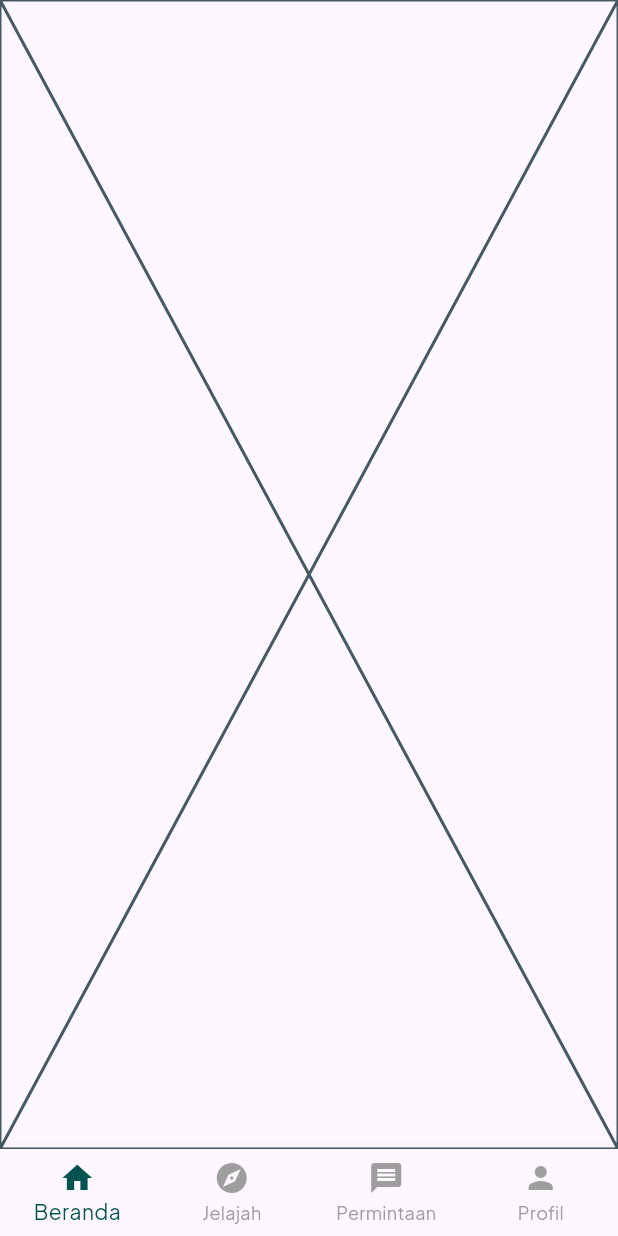
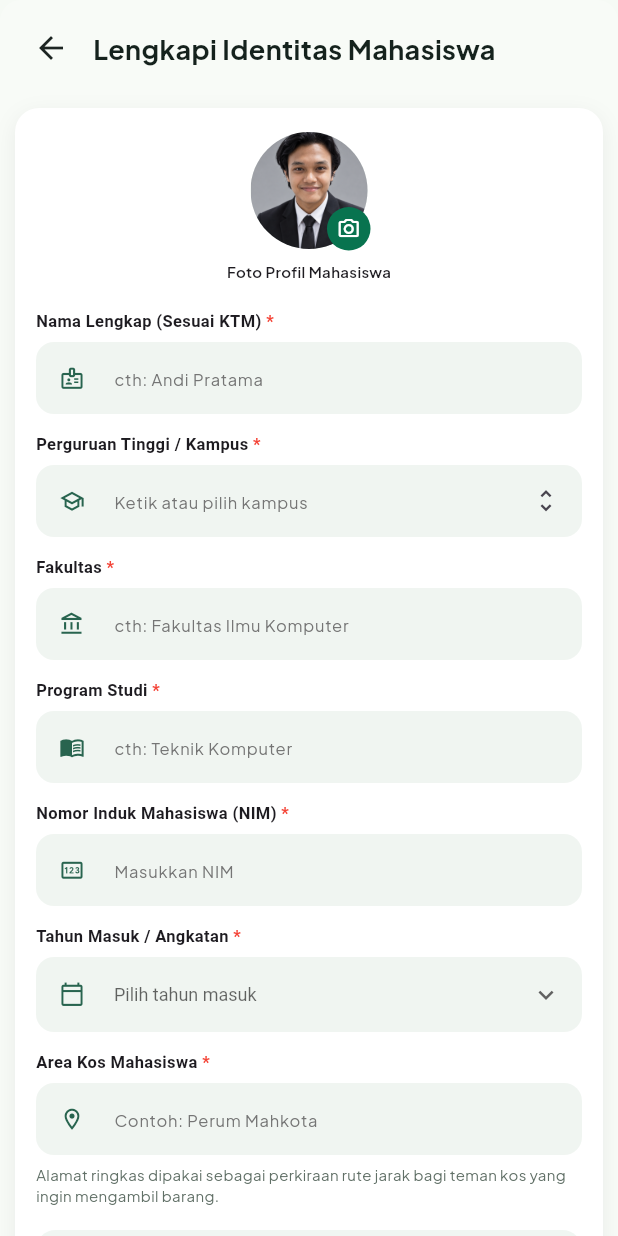
Before and after one commit to Yagirado/SAPA, a Flutter app: the screen it shows after launch, scrolled down 78 dp, after a tap on "Masuk ke SAPA", on a phone screen of 412 x 824 dp. Run offline on Flutter 3.47's test engine with Material 3 defaults, Android fonts, the phone set to English and light mode, and no system bars.

Commit message:
feat(login): add ui identity and forgot password

```diff
--- /dev/null
+++ b/lib/login/identity.dart
@@ -0,0 +1,433 @@
+import 'package:flutter/material.dart';
+import 'package:sapa/home/home.dart';
+import 'package:sapa/theme/app_colors.dart';
+
+class Identity extends StatefulWidget {
+  const Identity({super.key});
+
+  @override
+  State<Identity> createState() => _IdentityState();
+}
+
+class _IdentityState extends State<Identity> {
+  final _formKey = GlobalKey<FormState>();
+  final _namaController = TextEditingController();
+  final _fakultasController = TextEditingController();
+  final _programStudiController = TextEditingController();
+  final _nimController = TextEditingController();
+  final _areaKosController = TextEditingController();
+  String? _tahunMasuk;
+
+  static const _kampus = [
+    'Universitas Indonesia (UI) - Depok',
+    'Universitas Singaperbangsa Karawang (UNSIKA)',
+    'Institut Teknologi Bandung (ITB)',
+    'Universitas Gadjah Mada (UGM)',
+    'Universitas Padjadjaran (UNPAD)',
+    'Universitas Brawijaya (UB)',
+  ];
+
+  static const _tahunMasukOptions = [
+    '2018',
+    '2019',
+    '2020',
+    '2021',
+    '2022',
+    '2023',
+    '2024',
+    '2025',
+    '2026',
+  ];
+
+  @override
+  void dispose() {
+    _namaController.dispose();
+    _fakultasController.dispose();
+    _programStudiController.dispose();
+    _nimController.dispose();
+    _areaKosController.dispose();
+    super.dispose();
+  }
+
+  @override
+  Widget build(BuildContext context) {
+    return Scaffold(
+      backgroundColor: AppColors.latar,
+      body: SafeArea(
+        child: Container(
+          width: double.infinity,
+          decoration: const BoxDecoration(
+            color: Color(0xFFF8FBF7),
+            borderRadius: BorderRadius.vertical(top: Radius.circular(14)),
+          ),
+          child: SingleChildScrollView(
+            padding: const EdgeInsets.fromLTRB(10, 8, 10, 24),
+            child: Form(
+              key: _formKey,
+              child: Column(
+                crossAxisAlignment: CrossAxisAlignment.start,
+                children: [
+                  Row(
+                    children: [
+                      IconButton(
+                        icon: const Icon(Icons.arrow_back, size: 24),
+                        color: const Color(0xFF1D2522),
+                        tooltip: 'Kembali',
+                        onPressed: () => Navigator.of(context).maybePop(),
+                      ),
+                      const SizedBox(width: 4),
+                      const Expanded(
+                        child: Text(
+                          'Lengkapi Identitas Mahasiswa ',
+                          style: TextStyle(
+                            fontSize: 18,
+                            height: 1.25,
+                            fontWeight: FontWeight.w700,
+                            color: Color(0xFF15221D),
+                          ),
+                        ),
+                      ),
+                    ],
+                  ),
+                  const SizedBox(height: 16),
+                  Container(
+                    width: double.infinity,
+                    padding: const EdgeInsets.fromLTRB(14, 16, 14, 20),
+                    decoration: BoxDecoration(
+                      color: Colors.white,
+                      borderRadius: BorderRadius.circular(16),
+                      boxShadow: const [
+                        BoxShadow(
+                          color: Color(0x10000000),
+                          blurRadius: 12,
+                          offset: Offset(0, 4),
+                        ),
+                      ],
+                    ),
+                    child: Column(
+                      crossAxisAlignment: CrossAxisAlignment.start,
+                      children: [
+                        Center(
+                          child: Column(
+                            children: [
+                              Stack(
+                                clipBehavior: Clip.none,
+                                children: [
+                                  CircleAvatar(
+                                    radius: 39,
+                                    backgroundColor: const Color(0xFFEAF1EC),
+                                    backgroundImage:
+                                        const AssetImage('assets/images/fahri.png'),
+                                  ),
+                                  Positioned(
+                                    right: -2,
+                                    bottom: -1,
+                                    child: Container(
+                                      width: 29,
+                                      height: 29,
+                                      decoration: const BoxDecoration(
+                                        color: Color(0xFF08734F),
+                                        shape: BoxShape.circle,
+                                      ),
+                                      child: const Icon(
+                                        Icons.camera_alt_outlined,
+                                        color: Colors.white,
+                                        size: 16,
+                                      ),
+                                    ),
+                                  ),
+                                ],
+                              ),
+                              const SizedBox(height: 8),
+                              const Text(
+                                'Foto Profil Mahasiswa',
+                                style: TextStyle(
+                                  fontSize: 10,
+                                  fontWeight: FontWeight.w600,
+                                ),
+                              ),
+                            ],
+                          ),
+                        ),
+                        const SizedBox(height: 18),
+                        _label('Nama Lengkap (Sesuai KTM)'),
+                        const SizedBox(height: 6),
+                        _textField(
+                          controller: _namaController,
+                          hint: 'cth: Andi Pratama',
+                          icon: Icons.badge_outlined,
+                          validator: (value) => _required(value, 'Nama lengkap'),
+                        ),
+                        const SizedBox(height: 12),
+                        _label('Perguruan Tinggi / Kampus'),
+                        const SizedBox(height: 6),
+                        _campusField(),
+                        const SizedBox(height: 12),
+                        _label('Fakultas'),
+                        const SizedBox(height: 6),
+                        _textField(
+                          controller: _fakultasController,
+                          hint: 'cth: Fakultas Ilmu Komputer',
+                          icon: Icons.account_balance_outlined,
+                          validator: (value) => _required(value, 'Fakultas'),
+                        ),
+                        const SizedBox(height: 12),
+                        _label('Program Studi'),
+                        const SizedBox(height: 6),
+                        _textField(
+                          controller: _programStudiController,
+                          hint: 'cth: Teknik Komputer',
+                          icon: Icons.menu_book_outlined,
+                          validator: (value) => _required(value, 'Program studi'),
+                        ),
+                        const SizedBox(height: 12),
+                        _label('Nomor Induk Mahasiswa (NIM)'),
+                        const SizedBox(height: 6),
+                        _textField(
+                          controller: _nimController,
+                          hint: 'Masukkan NIM',
+                          icon: Icons.pin_outlined,
+                          keyboardType: TextInputType.number,
+                          validator: (value) => _required(value, 'NIM'),
+                        ),
+                        const SizedBox(height: 12),
+                        _label('Tahun Masuk / Angkatan'),
+                        const SizedBox(height: 6),
+                        _dropdownField(
+                          value: _tahunMasuk,
+                          options: _tahunMasukOptions,
+                          hint: 'Pilih tahun masuk',
+                          icon: Icons.calendar_today_outlined,
+                          validator: (value) => _required(value, 'Tahun masuk'),
+                          onChanged: (value) => setState(() => _tahunMasuk = value),
+                        ),
+                        const SizedBox(height: 12),
+                        _label('Area Kos Mahasiswa'),
+                        const SizedBox(height: 6),
+                        _textField(
+                          controller: _areaKosController,
+                          hint: 'Contoh: Perum Mahkota',
+                          icon: Icons.location_on_outlined,
+                          validator: (value) => _required(value, 'Area kos'),
+                        ),
+                        const SizedBox(height: 6),
+                        const Text(
+                          'Alamat ringkas dipakai sebagai perkiraan rute jarak bagi teman kos yang ingin mengambil barang.',
+                          style: TextStyle(
+                            fontSize: 10,
+                            height: 1.4,
+                            color: Color(0xFF617067),
+                          ),
+                        ),
+                        const SizedBox(height: 16),
+                        Container(
+                          width: double.infinity,
+                          padding: const EdgeInsets.all(12),
+                          decoration: BoxDecoration(
+                            color: const Color(0xFFF0F6F2),
+                            borderRadius: BorderRadius.circular(13),
+                          ),
+                          child: const Row(
+                            crossAxisAlignment: CrossAxisAlignment.start,
+                            children: [
+                              Icon(
+                                Icons.verified_user_outlined,
+                                color: Color(0xFF08734F),
+                                size: 19,
+                              ),
+                              SizedBox(width: 9),
+                              Expanded(
+                                child: Column(
+                                  crossAxisAlignment: CrossAxisAlignment.start,
+                                  children: [
+                                    Text(
+                                      '100% Data Mahasiswa Terlindungi',
+                                      style: TextStyle(
+                                        fontSize: 10,
+                                        fontWeight: FontWeight.w700,
+                                      ),
+                                    ),
+                                    SizedBox(height: 4),
+                                    Text(
+                                      'Alamat detail kosmu tidak akan pernah dibagikan ke publik sebelum kamu menyetujui jadwal serah terima barang secara mutual.',
+                                      style: TextStyle(
+                                        fontSize: 10,
+                                        height: 1.4,
+                                        color: Color(0xFF617067),
+                                      ),
+                                    ),
+                                  ],
+                                ),
+                              ),
+                            ],
+                          ),
+                        ),
+                        const SizedBox(height: 18),
+                        SizedBox(
+                          width: double.infinity,
+                          height: 46,
+                          child: ElevatedButton(
+                            style: ElevatedButton.styleFrom(
+                              backgroundColor: AppColors.hijau,
+                              foregroundColor: Colors.white,
+                              shape: const StadiumBorder(),
+                            ),
+                            onPressed: _submit,
+                            child: const Row(
+                              mainAxisAlignment: MainAxisAlignment.center,
+                              children: [
+                                Text(
+                                  'Simpan & Lanjutkan ke SAPA',
+                                  style: TextStyle(fontWeight: FontWeight.w700),
+                                ),
+                                SizedBox(width: 8),
+                                Icon(Icons.arrow_forward, size: 18),
+                              ],
+                            ),
+                          ),
+                        ),
+                      ],
+                    ),
+                  ),
+                ],
+              ),
+            ),
+          ),
+        ),
+      ),
+    );
+  }
+
+  Widget _campusField() {
+    return Autocomplete<String>(
+      optionsBuilder: (textEditingValue) {
+        final query = textEditingValue.text.trim().toLowerCase();
+        if (query.isEmpty) return _kampus;
+        return _kampus.where((campus) => campus.toLowerCase().contains(query));
+      },
+      fieldViewBuilder: (context, controller, focusNode, onFieldSubmitted) {
+        return TextFormField(
+          controller: controller,
+          focusNode: focusNode,
+          textInputAction: TextInputAction.next,
+          onFieldSubmitted: (_) => onFieldSubmitted(),
+          validator: (value) => _required(value, 'Perguruan tinggi / kampus'),
+          style: const TextStyle(fontSize: 12),
+          decoration: _inputDecoration(
+            hint: 'Ketik atau pilih kampus',
+            icon: Icons.school_outlined,
+            suffix: const Icon(Icons.unfold_more, size: 19),
+          ),
+        );
+      },
+    );
+  }
+
+  Widget _textField({
+    required TextEditingController controller,
+    required String hint,
+    required IconData icon,
+    required String? Function(String?) validator,
+    TextInputType? keyboardType,
+  }) {
+    return TextFormField(
+      controller: controller,
+      keyboardType: keyboardType,
+      textInputAction: TextInputAction.next,
+      validator: validator,
+      style: const TextStyle(fontSize: 12),
+      decoration: _inputDecoration(hint: hint, icon: icon),
+    );
+  }
+
+  Widget _dropdownField({
+    required String? value,
+    required List<String> options,
+    required String hint,
+    required IconData icon,
+    required String? Function(String?) validator,
+    required ValueChanged<String?> onChanged,
+  }) {
+    return DropdownButtonFormField<String>(
+      initialValue: value,
+      isExpanded: true,
+      icon: const Icon(Icons.keyboard_arrow_down, size: 20),
+      validator: validator,
+      onChanged: onChanged,
+      style: const TextStyle(fontSize: 12, color: Color(0xFF26352D)),
+      decoration: _inputDecoration(hint: hint, icon: icon),
+      items: options
+          .map(
+            (option) => DropdownMenuItem<String>(
+              value: option,
+              child: Text(option, maxLines: 2, overflow: TextOverflow.ellipsis),
+            ),
+          )
+          .toList(),
+    );
+  }
+
+  InputDecoration _inputDecoration({
+    required String hint,
+    required IconData icon,
+    Widget? suffix,
+  }) {
+    return InputDecoration(
+      isDense: true,
+      filled: true,
+      fillColor: const Color(0xFFF0F5F1),
+      hintText: hint,
+      hintStyle: TextStyle(fontSize: 11, color: Colors.grey.shade600),
+      prefixIcon: Icon(icon, size: 17, color: const Color(0xFF28644F)),
+      suffixIcon: suffix,
+      contentPadding: const EdgeInsets.symmetric(horizontal: 12, vertical: 13),
+      border: OutlineInputBorder(
+        borderRadius: BorderRadius.circular(12),
+        borderSide: BorderSide.none,
+      ),
+      enabledBorder: OutlineInputBorder(
+        borderRadius: BorderRadius.circular(12),
+        borderSide: BorderSide.none,
+      ),
+      focusedBorder: OutlineInputBorder(
+        borderRadius: BorderRadius.circular(12),
+        borderSide: const BorderSide(color: Color(0xFF08734F), width: 1),
+      ),
+      errorBorder: OutlineInputBorder(
+        borderRadius: BorderRadius.circular(12),
+        borderSide: const BorderSide(color: Colors.redAccent, width: 1),
+      ),
+      focusedErrorBorder: OutlineInputBorder(
+        borderRadius: BorderRadius.circular(12),
+        borderSide: const BorderSide(color: Colors.redAccent, width: 1),
+      ),
+      errorStyle: const TextStyle(fontSize: 9),
+    );
+  }
+
+  Widget _label(String label) {
+    return Text.rich(
+      TextSpan(
+        text: '$label ',
+        style: const TextStyle(fontSize: 11, fontWeight: FontWeight.w600),
+        children: const [
+          TextSpan(text: '*', style: TextStyle(color: Colors.red)),
+        ],
+      ),
+    );
+  }
+
+  String? _required(String? value, String label) {
+    if (value == null || value.trim().isEmpty) return '$label wajib diisi';
+    return null;
+  }
+
+  void _submit() {
+    if (!(_formKey.currentState?.validate() ?? false)) return;
+    Navigator.of(context).pushReplacement(
+      MaterialPageRoute<void>(
+        builder: (_) => const HomePage(),
+      ),
+    );
+  }
+}
--- a/lib/login/login.dart
+++ b/lib/login/login.dart
@@ -1,5 +1,6 @@
 import 'package:flutter/material.dart';
-import 'package:sapa/bottom/bottom.dart';
+import 'package:sapa/login/forgotpassword.dart';
+import 'package:sapa/login/identity.dart';
 import 'package:sapa/login/regist.dart';
 import 'package:sapa/theme/app_colors.dart';
 
@@ -156,16 +157,10 @@ class _LoginState extends State<Login> {
                                   }),
                             ),
                             onPressed: () {
-                              // Navigator.push(
-                              //   context,
-                              //   MaterialPageRoute(
-                              //     builder: (context) => const LupaPasswordPage(),
-                              //   ),
-                              ScaffoldMessenger.of(context).showSnackBar(
-                                const SnackBar(
-                                  content: Text(
-                                    'Fitur lupa password belum tersedia',
-                                  ),
+                              Navigator.push(
+                                context,
+                                MaterialPageRoute<void>(
+                                  builder: (_) => const ForgotPassword(),
                                 ),
                               );
                             },
@@ -189,10 +184,10 @@ class _LoginState extends State<Login> {
                               ),
                             ),
                             onPressed: () {
-                              Navigator.pushReplacement(
+                              Navigator.push(
                                 context,
                                 MaterialPageRoute(
-                                  builder: (context) => const Bottom(),
+                                  builder: (context) => const Identity(),
                                 ),
                               );
                             },
```
Also changed, not shown: lib/login/forgotpassword.dart (added, +275 -0 lines), lib/login/regist.dart (+1 -17 lines).
